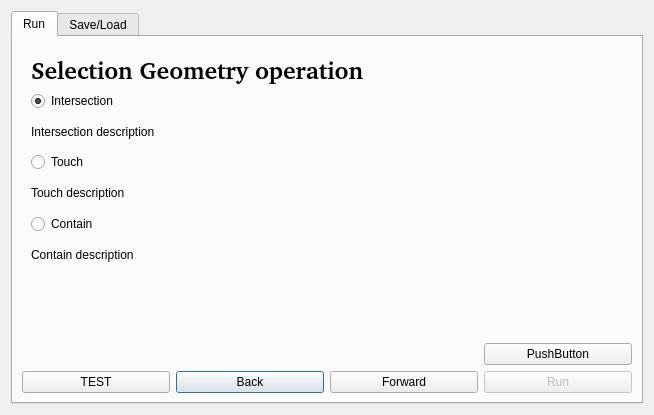
Qt form arpap_spatialreport_dialog_base.ui (gis3w/ARPAP_SpatialReport) before a commit.
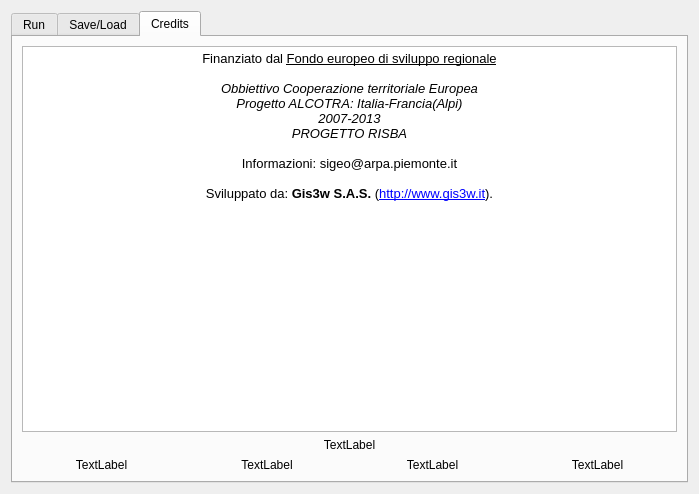
The same form after that commit. The open tabs and pages were chosen to show the change.

What changed in the file:
```diff
--- a/arpap_spatialreport_dialog_base.ui
+++ b/arpap_spatialreport_dialog_base.ui
@@ -6,8 +6,8 @@
    <rect>
     <x>0</x>
     <y>0</y>
-    <width>654</width>
-    <height>415</height>
+    <width>699</width>
+    <height>494</height>
    </rect>
   </property>
   <property name="windowTitle">
@@ -18,7 +18,7 @@
   </property>
   <layout class="QHBoxLayout" name="horizontalLayout">
    <item>
-    <widget class="QTabWidget" name="tabSaveLoad">
+    <widget class="QTabWidget" name="tabs">
      <property name="currentIndex">
       <number>0</number>
      </property>
@@ -50,13 +50,6 @@
          </property>
         </widget>
        </item>
-       <item row="2" column="0">
-        <widget class="QPushButton" name="testButton">
-         <property name="text">
-          <string>TEST</string>
-         </property>
-        </widget>
-       </item>
        <item row="2" column="2">
         <widget class="QPushButton" name="forwardButton">
          <property name="layoutDirection">
@@ -186,9 +179,14 @@
           </layout>
          </widget>
          <widget class="QWidget" name="pageSelectOperation">
-          <layout class="QGridLayout" name="gridLayout_4" rowstretch="0,1,1,1,1,1,1,2">
+          <layout class="QGridLayout" name="gridLayout_4" rowstretch="0,1,1,1,1,1,1,2,0">
            <item row="4" column="0">
             <widget class="QLabel" name="labelDescriptionGeoprocessingTouch">
+             <property name="font">
+              <font>
+               <italic>true</italic>
+              </font>
+             </property>
              <property name="text">
               <string>Touch description</string>
              </property>
@@ -211,6 +209,12 @@
            </item>
            <item row="1" column="0">
             <widget class="QRadioButton" name="geoprocessingIntersectRadio">
+             <property name="font">
+              <font>
+               <weight>75</weight>
+               <bold>true</bold>
+              </font>
+             </property>
              <property name="inputMethodHints">
               <set>Qt::ImhNone</set>
              </property>
@@ -224,6 +228,12 @@
            </item>
            <item row="3" column="0">
             <widget class="QRadioButton" name="geoprocessingTouchRadio">
+             <property name="font">
+              <font>
+               <weight>75</weight>
+               <bold>true</bold>
+              </font>
+             </property>
              <property name="text">
               <string>Touch</string>
              </property>
@@ -231,29 +241,48 @@
            </item>
            <item row="5" column="0">
             <widget class="QRadioButton" name="geoprocessingContainRadio">
+             <property name="font">
+              <font>
+               <weight>75</weight>
+               <bold>true</bold>
+              </font>
+             </property>
              <property name="text">
               <string>Contain</string>
              </property>
             </widget>
            </item>
-           <item row="6" column="0">
-            <widget class="QLabel" name="labelDescriptionGeoprocessingContain">
-             <property name="text">
-              <string>Contain description</string>
+           <item row="8" column="0">
+            <spacer name="verticalSpacer">
+             <property name="orientation">
+              <enum>Qt::Vertical</enum>
              </property>
-            </widget>
+             <property name="sizeHint" stdset="0">
+              <size>
+               <width>20</width>
+               <height>40</height>
+              </size>
+             </property>
+            </spacer>
            </item>
            <item row="2" column="0">
             <widget class="QLabel" name="labelDescriptionGeoprocessingIntersection">
+             <property name="font">
+              <font>
+               <italic>true</italic>
+              </font>
+             </property>
              <property name="text">
               <string>Intersection description</string>
              </property>
             </widget>
            </item>
-           <item row="7" column="0">
-            <spacer name="verticalSpacer">
-             <property name="orientation">
-              <enum>Qt::Vertical</enum>
+           <item row="6" column="0">
+            <widget class="QLabel" name="labelDescriptionGeoprocessingContain">
+             <property name="font">
+              <font>
+               <italic>true</italic>
+              </font>
              </property>
              <property name="sizeHint" stdset="0">
               <size>
@@ -261,7 +290,7 @@
                <height>40</height>
               </size>
              </property>
-            </spacer>
+            </widget>
            </item>
           </layout>
          </widget>
@@ -543,16 +572,16 @@
          </widget>
         </widget>
        </item>
-       <item row="1" column="3">
+       <item row="2" column="0">
         <widget class="QPushButton" name="openChartDialogButton">
          <property name="text">
-          <string>PushButton</string>
+          <string>Report</string>
          </property>
         </widget>
        </item>
       </layout>
      </widget>
-     <widget class="QWidget" name="tab">
+     <widget class="QWidget" name="tabSaveLoad">
       <attribute name="title">
        <string>Save/Load</string>
       </attribute>
@@ -593,6 +622,86 @@
        </item>
       </layout>
      </widget>
+     <widget class="QWidget" name="tabCredits">
+      <attribute name="title">
+       <string>Credits</string>
+      </attribute>
+      <layout class="QVBoxLayout" name="verticalLayout_6">
+       <item>
+        <widget class="QTextBrowser" name="creditsBrowser">
+         <property name="html">
+          <string>&lt;!DOCTYPE HTML PUBLIC &quot;-//W3C//DTD HTML 4.0//EN&quot; &quot;http://www.w3.org/TR/REC-html40/strict.dtd&quot;&gt;
+&lt;html&gt;&lt;head&gt;&lt;meta name=&quot;qrichtext&quot; content=&quot;1&quot; /&gt;&lt;style type=&quot;text/css&quot;&gt;
+p, li { white-space: pre-wrap; }
+&lt;/style&gt;&lt;/head&gt;&lt;body style=&quot; font-family:'Droid Sans'; font-size:10pt; font-weight:400; font-style:normal;&quot;&gt;
+&lt;p align=&quot;center&quot; style=&quot; margin-top:0px; margin-bottom:0px; margin-left:0px; margin-right:0px; -qt-block-indent:0; text-indent:0px;&quot;&gt;Finanziato dal &lt;span style=&quot; text-decoration: underline;&quot;&gt;Fondo europeo di sviluppo regionale&lt;/span&gt;&lt;br /&gt;&lt;/p&gt;
+&lt;p align=&quot;center&quot; style=&quot; margin-top:0px; margin-bottom:0px; margin-left:0px; margin-right:0px; -qt-block-indent:0; text-indent:0px;&quot;&gt;&lt;span style=&quot; font-style:italic;&quot;&gt;Obbiettivo Cooperazione territoriale Europea&lt;/span&gt;&lt;/p&gt;
+&lt;p align=&quot;center&quot; style=&quot; margin-top:0px; margin-bottom:0px; margin-left:0px; margin-right:0px; -qt-block-indent:0; text-indent:0px;&quot;&gt;&lt;span style=&quot; font-style:italic;&quot;&gt;Progetto ALCOTRA: Italia-Francia(Alpi)&lt;/span&gt;&lt;/p&gt;
+&lt;p align=&quot;center&quot; style=&quot; margin-top:0px; margin-bottom:0px; margin-left:0px; margin-right:0px; -qt-block-indent:0; text-indent:0px;&quot;&gt;&lt;span style=&quot; font-style:italic;&quot;&gt;2007-2013&lt;/span&gt;&lt;/p&gt;
+&lt;p align=&quot;center&quot; style=&quot; margin-top:0px; margin-bottom:0px; margin-left:0px; margin-right:0px; -qt-block-indent:0; text-indent:0px;&quot;&gt;&lt;span style=&quot; font-style:italic;&quot;&gt;PROGETTO RISBA&lt;/span&gt;&lt;/p&gt;
+&lt;p align=&quot;center&quot; style=&quot;-qt-paragraph-type:empty; margin-top:0px; margin-bottom:0px; margin-left:0px; margin-right:0px; -qt-block-indent:0; text-indent:0px;&quot;&gt;&lt;br /&gt;&lt;/p&gt;
+&lt;p align=&quot;center&quot; style=&quot; margin-top:0px; margin-bottom:0px; margin-left:0px; margin-right:0px; -qt-block-indent:0; text-indent:0px;&quot;&gt;Informazioni: sigeo@arpa.piemonte.it&lt;/p&gt;
+&lt;p align=&quot;center&quot; style=&quot;-qt-paragraph-type:empty; margin-top:0px; margin-bottom:0px; margin-left:0px; margin-right:0px; -qt-block-indent:0; text-indent:0px;&quot;&gt;&lt;br /&gt;&lt;/p&gt;
+&lt;p align=&quot;center&quot; style=&quot; margin-top:0px; margin-bottom:0px; margin-left:0px; margin-right:0px; -qt-block-indent:0; text-indent:0px;&quot;&gt;Sviluppato da: &lt;span style=&quot; font-weight:600;&quot;&gt;Gis3w S.A.S.&lt;/span&gt; (&lt;a href=&quot;http://www.gis3w.it&quot;&gt;&lt;span style=&quot; text-decoration: underline; color:#0000ff;&quot;&gt;http://www.gis3w.it&lt;/span&gt;&lt;/a&gt;).&lt;/p&gt;&lt;/body&gt;&lt;/html&gt;</string>
+         </property>
+        </widget>
+       </item>
+       <item>
+        <widget class="QLabel" name="projectLogo">
+         <property name="text">
+          <string>TextLabel</string>
+         </property>
+         <property name="alignment">
+          <set>Qt::AlignCenter</set>
+         </property>
+        </widget>
+       </item>
+       <item>
+        <layout class="QGridLayout" name="gridLayout_6">
+         <item row="1" column="2">
+          <widget class="QLabel" name="risbaLogo">
+           <property name="text">
+            <string>TextLabel</string>
+           </property>
+           <property name="alignment">
+            <set>Qt::AlignCenter</set>
+           </property>
+          </widget>
+         </item>
+         <item row="1" column="5">
+          <widget class="QLabel" name="unioneEuropeaLogo">
+           <property name="text">
+            <string>TextLabel</string>
+           </property>
+           <property name="alignment">
+            <set>Qt::AlignCenter</set>
+           </property>
+          </widget>
+         </item>
+         <item row="1" column="0">
+          <widget class="QLabel" name="arpaLogo">
+           <property name="text">
+            <string>TextLabel</string>
+           </property>
+           <property name="alignment">
+            <set>Qt::AlignCenter</set>
+           </property>
+          </widget>
+         </item>
+         <item row="1" column="1">
+          <widget class="QLabel" name="alcotraLogo">
+           <property name="text">
+            <string>TextLabel</string>
+           </property>
+           <property name="alignment">
+            <set>Qt::AlignCenter</set>
+           </property>
+          </widget>
+         </item>
+        </layout>
+       </item>
+      </layout>
+     </widget>
     </widget>
    </item>
   </layout>
```
Left out of the diff: 38 changed lines with no effect on the pictures.
